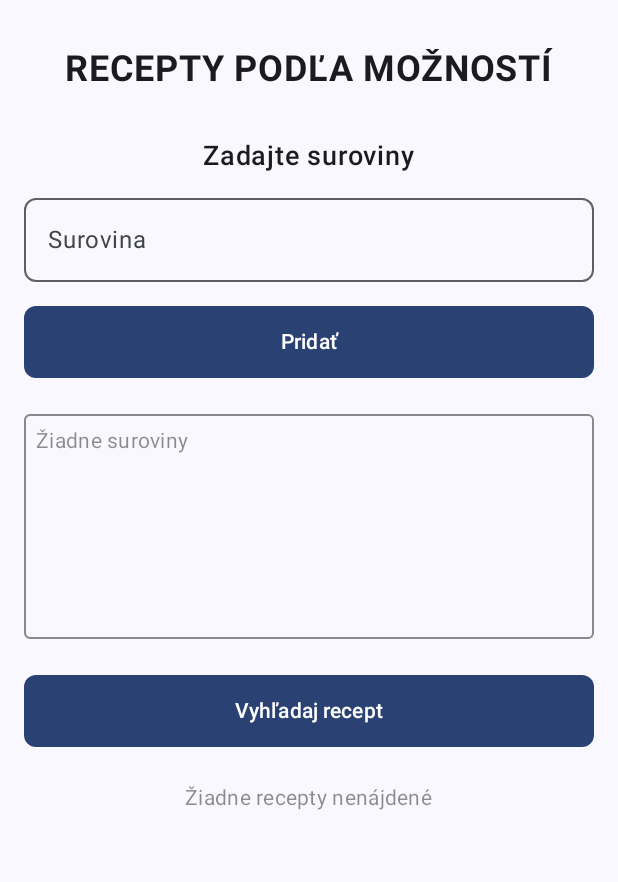
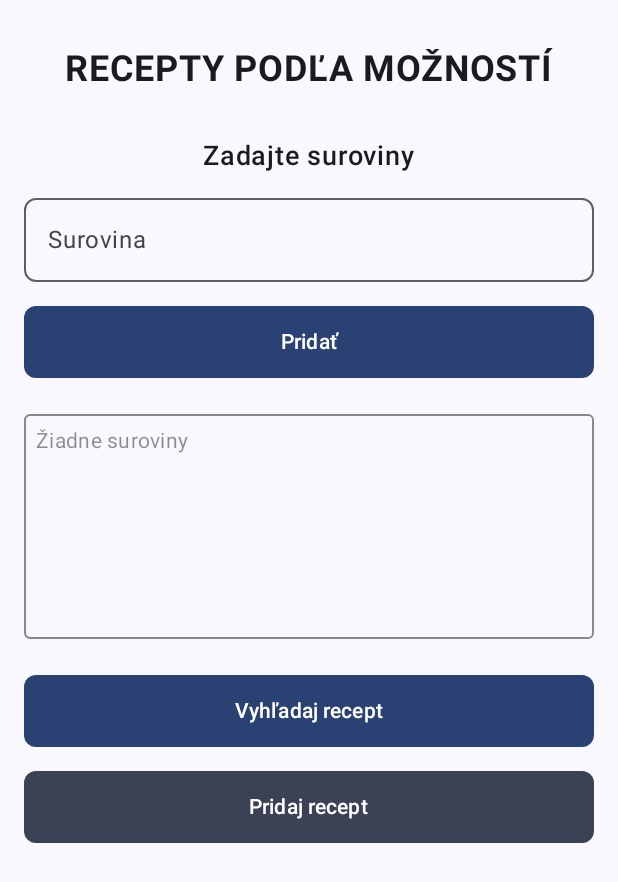
Before and after one commit to janko159/SemestralkaRecepty, an Android app built with Jetpack Compose: the screen it shows after launch (MainActivity), on a phone screen of 412 x 824 dp. Shown: the top 882 px of the screen. Run offline under Robolectric (Android 15) with nearby library versions, the phone set to English and light mode, and no system bars.

Commit message:
Pridavanie receptov

```diff
--- a/app/build.gradle.kts
+++ b/app/build.gradle.kts
@@ -55,6 +55,7 @@ dependencies {
     kapt("androidx.room:room-compiler:2.5.0")
     implementation("com.google.code.gson:gson:2.8.9")
     implementation("androidx.lifecycle:lifecycle-viewmodel-compose:2.6.1")
+    implementation("androidx.navigation:navigation-compose:2.5.3")
     testImplementation(libs.junit)
     androidTestImplementation(libs.androidx.junit)
     androidTestImplementation(libs.androidx.espresso.core)
--- a/app/src/main/java/com/example/receptysemestralka/ui/home/HomeScreen.kt
+++ b/app/src/main/java/com/example/receptysemestralka/ui/home/HomeScreen.kt
@@ -1,3 +1,4 @@
+// app/src/main/java/com/example/receptysemestralka/ui/home/HomeScreen.kt
 package com.example.receptysemestralka.ui.home
 
 import androidx.compose.foundation.border
@@ -5,11 +6,7 @@ import androidx.compose.foundation.layout.*
 import androidx.compose.foundation.rememberScrollState
 import androidx.compose.foundation.shape.RoundedCornerShape
 import androidx.compose.foundation.verticalScroll
-import androidx.compose.material3.Button
-import androidx.compose.material3.ButtonDefaults
-import androidx.compose.material3.MaterialTheme
-import androidx.compose.material3.OutlinedTextField
-import androidx.compose.material3.Text
+import androidx.compose.material3.*
 import androidx.compose.runtime.*
 import androidx.compose.ui.Alignment
 import androidx.compose.ui.Modifier
@@ -17,24 +14,21 @@ import androidx.compose.ui.text.font.FontWeight
 import androidx.compose.ui.unit.dp
 import androidx.compose.ui.unit.sp
 import androidx.lifecycle.viewmodel.compose.viewModel
+import androidx.navigation.NavController
 import com.example.receptysemestralka.data.RecipeData
+import com.example.receptysemestralka.ui.home.views.HomeViewModel
 
 @Composable
 fun HomeScreen(
-    modifier: Modifier = Modifier,
     homeViewModel: HomeViewModel = viewModel()
 ) {
-    // Stav pre textové pole "Surovina"
+    // Stav pre vstupné pole "Surovina"
     var ingredient by remember { mutableStateOf("") }
-    // Stav pre zoznam surovín
+    // Stav pre zoznam zadaných surovín
     val ingredientsList = remember { mutableStateListOf<String>() }
-    // Dynamicky filtrované recepty cez ViewModel
-    val filteredRecipes by remember {
-        derivedStateOf { homeViewModel.findRecipesByIngredients(ingredientsList) }
-    }
 
     Column(
-        modifier = modifier
+        modifier = Modifier
             .fillMaxSize()
             .padding(top = 32.dp, start = 16.dp, end = 16.dp),
         horizontalAlignment = Alignment.CenterHorizontally
@@ -73,11 +67,11 @@ fun HomeScreen(
 
         Spacer(modifier = Modifier.height(16.dp))
 
-        // Tlačidlo "Pridať"
+        // Tlačidlo "Pridať surovinu"
         Button(
             onClick = {
                 if (ingredient.isNotBlank()) {
-                    ingredientsList.add(ingredient.trim())
+                    ingredientsList.add(ingredient.trim().lowercase())
                     ingredient = ""
                 }
             },
@@ -133,7 +127,7 @@ fun HomeScreen(
         // Tlačidlo "Vyhľadaj recept"
         Button(
             onClick = {
-                // Tu môžeš navigovať, zobraziť výsledky alebo inak spracovať filteredRecipes
+
             },
             modifier = Modifier
                 .fillMaxWidth()
@@ -152,32 +146,23 @@ fun HomeScreen(
 
         Spacer(modifier = Modifier.height(16.dp))
 
-        // Zobrazenie výsledkov vyhľadávania
-        if (filteredRecipes.isNotEmpty()) {
+        // Nové tlačidlo "Pridaj recept"
+        Button(
+            onClick = {
+                // TODO: napríklad: navController.navigate(Screen.AddRecipe.route)
+            },
+            modifier = Modifier
+                .fillMaxWidth()
+                .height(48.dp),
+            shape = RoundedCornerShape(8.dp),
+            colors = ButtonDefaults.buttonColors(
+                containerColor = MaterialTheme.colorScheme.secondary
+            )
+        ) {
             Text(
-                text = "Nájdené recepty: ${filteredRecipes.size}",
-                style = MaterialTheme.typography.bodyMedium,
-                modifier = Modifier.padding(bottom = 8.dp)
-            )
-            Column(
-                modifier = Modifier
-                    .fillMaxWidth()
-                    .verticalScroll(rememberScrollState())
-            ) {
-                filteredRecipes.forEach { recipe ->
-                    Text(
-                        text = recipe.name,
-                        style = MaterialTheme.typography.bodyLarge,
-                        modifier = Modifier.padding(vertical = 4.dp)
-                    )
-                }
-            }
-        } else {
-            Text(
-                text = "Žiadne recepty nenájdené",
-                style = MaterialTheme.typography.bodyMedium,
-                color = MaterialTheme.colorScheme.onBackground.copy(alpha = 0.5f),
-                modifier = Modifier.padding(top = 8.dp)
+                text = "Pridaj recept",
+                color = MaterialTheme.colorScheme.onSecondary,
+                style = MaterialTheme.typography.labelLarge
             )
         }
     }
--- a/app/src/main/java/com/example/receptysemestralka/ui/home/HomeViewModel.kt
+++ b/app/src/main/java/com/example/receptysemestralka/ui/home/HomeViewModel.kt
@@ -1,5 +1,5 @@
-// app/src/main/java/com/example/receptysemestralka/ui/home/HomeViewModel.kt
-package com.example.receptysemestralka.ui.home
+// app/src/main/java/com/example/receptysemestralka/ui/home/views/HomeViewModel.kt
+package com.example.receptysemestralka.ui.home.views
 
 import android.app.Application
 import androidx.lifecycle.AndroidViewModel
@@ -14,35 +14,62 @@ import androidx.compose.runtime.setValue
 
 class HomeViewModel(application: Application) : AndroidViewModel(application) {
 
-    // 1) Kompletný zoznam receptov načítaný zo súboru
+    // Celý zoznam receptov načítaný z JSON súboru
     var allRecipes by mutableStateOf<List<RecipeData>>(emptyList())
         private set
 
     init {
-        // 2) Pri štarte ViewModelu načítame JSON do allRecipes
         viewModelScope.launch(Dispatchers.IO) {
             val loaded = FileStorage.loadRecipes(getApplication())
-            // prepíšeme stav na hlavnom vlákne
-            allRecipes = loaded
+            if (loaded.isEmpty()) {
+                // Pri prvom spustení (súbor neexistuje), seedneme vzorové recepty
+                val sample = createSampleRecipes()
+                FileStorage.saveRecipes(getApplication(), sample)
+                allRecipes = sample
+            } else {
+                // Súbor existuje → načítame ho do stavu
+                allRecipes = loaded
+            }
         }
     }
 
+    /** V prípade prázdneho JSON-u vygenerujeme 3 ukážkové recepty. */
+    private fun createSampleRecipes(): List<RecipeData> {
+        return listOf(
+            RecipeData(
+                name = "Špagety s kyslou smotanou",
+                instructions = "Uvar špagety. Medzitým zmiešaj kyslú smotanu s cesnakom a korením. Špagety sceď a premiešaj so smotanovou omáčkou.",
+                ingredients = listOf("špagety", "kyslá smotana", "cesnak", "soľ", "čierne korenie")
+            ),
+            RecipeData(
+                name = "Ovocný šalát",
+                instructions = "Nakrájaj jablko, hrušku a banán. Zmiešaj ovocie, pokvapkáš citrónom. Podávaj čerstvé.",
+                ingredients = listOf("jablko", "hruška", "banán", "citrónová šťava")
+            ),
+            RecipeData(
+                name = "Pečené zemiaky",
+                instructions = "Zemiaky umyj, nakrájaj na mesiačiky, pokrop olivovým olejom, osoľ. Peč pri 200 °C 30 minút.",
+                ingredients = listOf("zemiaky", "olivový olej", "soľ")
+            )
+        )
+    }
+
     /**
-     * 3) Filtrovanie podľa vstupného zoznamu surovín.
-     *    Vráti len tie RecipeData, kde všetky položky
-     *    userIngredients sa nachádzajú v recipe.ingredients.
+     * Filtrovanie receptov podľa komparácie zoznamu ingrediencií (v pamäti).
+     * Vráti tie recepty, ktoré obsahujú všetky položky zo userIngredients.
      */
     fun findRecipesByIngredients(userIngredients: List<String>): List<RecipeData> {
         return allRecipes.filter { recipe ->
-            userIngredients.all { it in recipe.ingredients }
+            // Porovnáme case‐insensitive: každá user‐ingrediencia sa nachádza
+            // v ingredients zoznamu receptu
+            userIngredients.all { ui ->
+                val lowerUi = ui.trim().lowercase()
+                recipe.ingredients.any { it.lowercase() == lowerUi }
+            }
         }
     }
 
-    /**
-     * 4) Ak budeš chcieť priamo pridávať nové recepty cez UI:
-     *    - pridáme do allRecipes a
-     *    - uložíme späť do súboru.
-     */
+    /** Pridá nový recept do zoznamu a hneď uloží celý JSON späť do súboru. */
     fun addRecipe(newRecipe: RecipeData) {
         val updated = allRecipes + newRecipe
         allRecipes = updated
```
